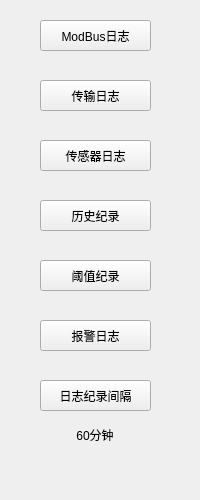
Before: the Qt Designer form IDC_TestSystem/SI-BusBar/bus_toolbox/buslogstoolwid.ui in ChinaClever/IDC_TestSystem, drawn with Qt 5.
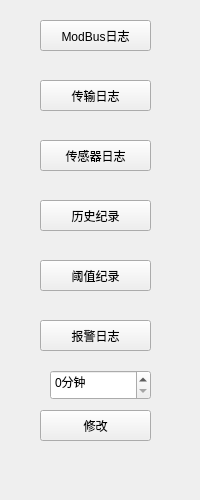
After: the same form once the commit is applied.

Diff of the .ui file:
```diff
--- a/IDC_TestSystem/SI-BusBar/bus_toolbox/buslogstoolwid.ui
+++ b/IDC_TestSystem/SI-BusBar/bus_toolbox/buslogstoolwid.ui
@@ -78,33 +78,17 @@
     <string>ModBus日志</string>
    </property>
   </widget>
-  <widget class="QLabel" name="timeLab">
-   <property name="geometry">
-    <rect>
-     <x>40</x>
-     <y>420</y>
-     <width>110</width>
-     <height>30</height>
-    </rect>
-   </property>
-   <property name="text">
-    <string>60分钟</string>
-   </property>
-   <property name="alignment">
-    <set>Qt::AlignCenter</set>
-   </property>
-  </widget>
   <widget class="QPushButton" name="timeBtn">
    <property name="geometry">
     <rect>
      <x>40</x>
-     <y>380</y>
+     <y>410</y>
      <width>111</width>
      <height>31</height>
     </rect>
    </property>
    <property name="text">
-    <string>日志纪录间隔</string>
+    <string>修改</string>
    </property>
   </widget>
   <widget class="QPushButton" name="alarmBtn">
@@ -120,6 +104,22 @@
     <string>报警日志</string>
    </property>
   </widget>
+  <widget class="QSpinBox" name="spinBox">
+   <property name="geometry">
+    <rect>
+     <x>50</x>
+     <y>370</y>
+     <width>101</width>
+     <height>30</height>
+    </rect>
+   </property>
+   <property name="suffix">
+    <string>分钟</string>
+   </property>
+   <property name="maximum">
+    <number>999</number>
+   </property>
+  </widget>
  </widget>
  <resources/>
  <connections/>
```
